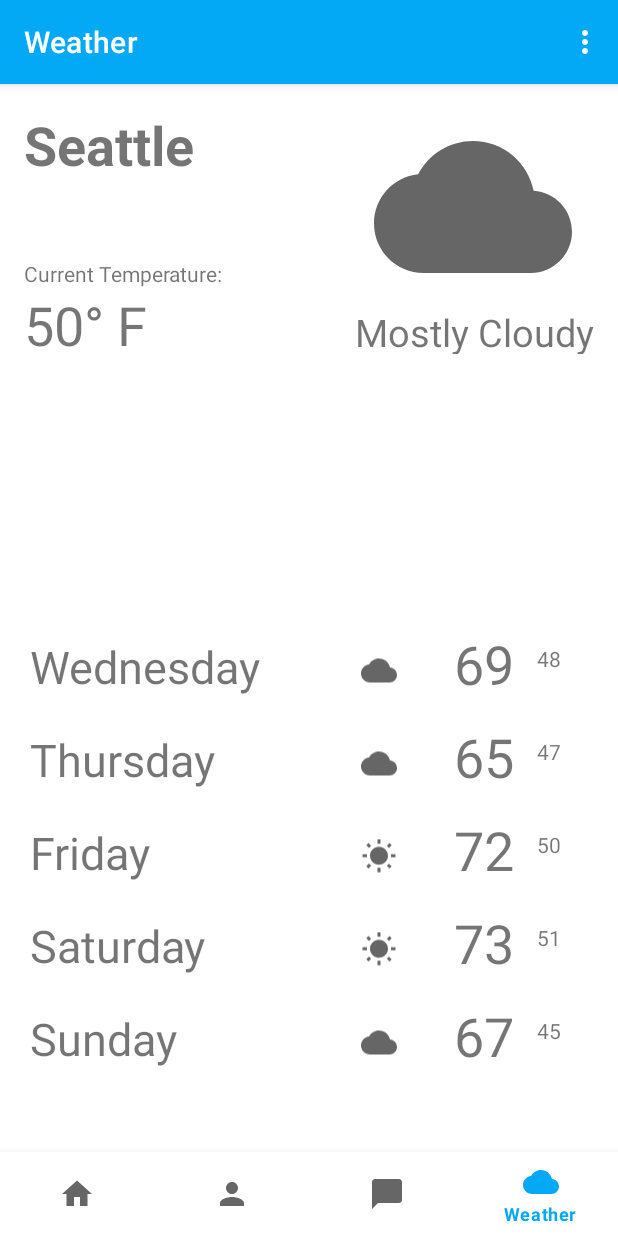
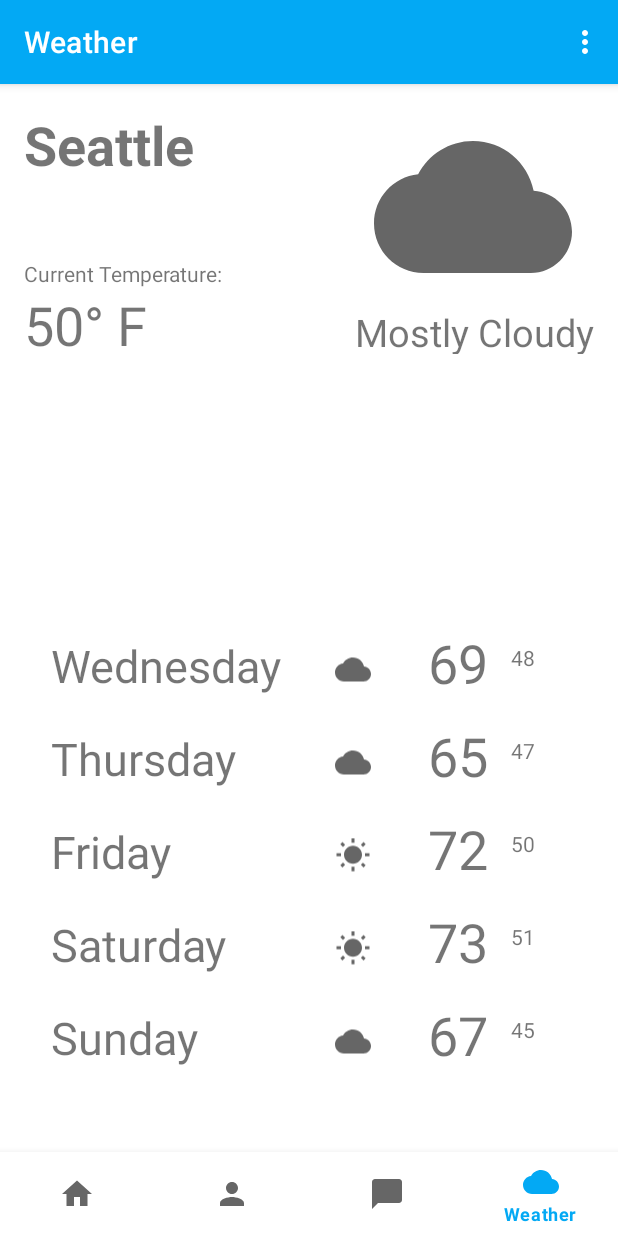
Before and after one commit to bjoshi99/Team-6-TCSS-450, an Android app: the WeatherFragment screen opened through its navigation route, on a phone screen of 412 x 824 dp. Run offline under Robolectric (Android 15) with nearby library versions, the phone set to English and light mode, and no system bars; our stand-ins replace navigation-ui; 4 statements that could not run were skipped.

Commit message:
Fix for weather app not fitting on certain screen sizes.

```diff
--- a/app/src/main/res/layout/fragment_weather.xml
+++ b/app/src/main/res/layout/fragment_weather.xml
@@ -21,16 +21,17 @@
 
     <androidx.recyclerview.widget.RecyclerView
         android:id="@+id/RecyclerView_Weather"
-        android:layout_width="403dp"
-        android:layout_height="301dp"
+        android:layout_width="372dp"
+        android:layout_height="303dp"
 
         android:orientation="vertical"
         app:layout_constraintBottom_toBottomOf="parent"
 
         app:layout_constraintEnd_toEndOf="parent"
+        app:layout_constraintHorizontal_bias="0.473"
         app:layout_constraintStart_toStartOf="parent"
         app:layout_constraintTop_toTopOf="parent"
-        app:layout_constraintVertical_bias="0.867"
+        app:layout_constraintVertical_bias="0.869"
         tools:listitem="@layout/fragment_weather_card" />
 
     <TextView
```
